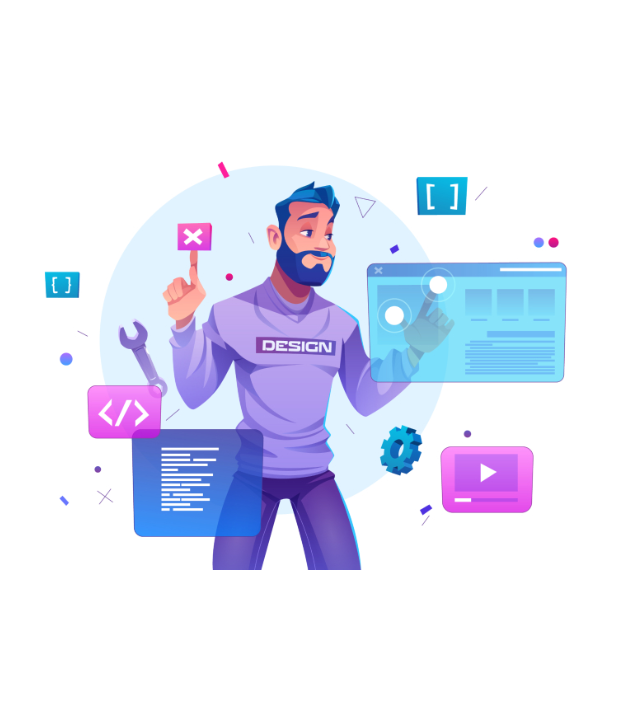
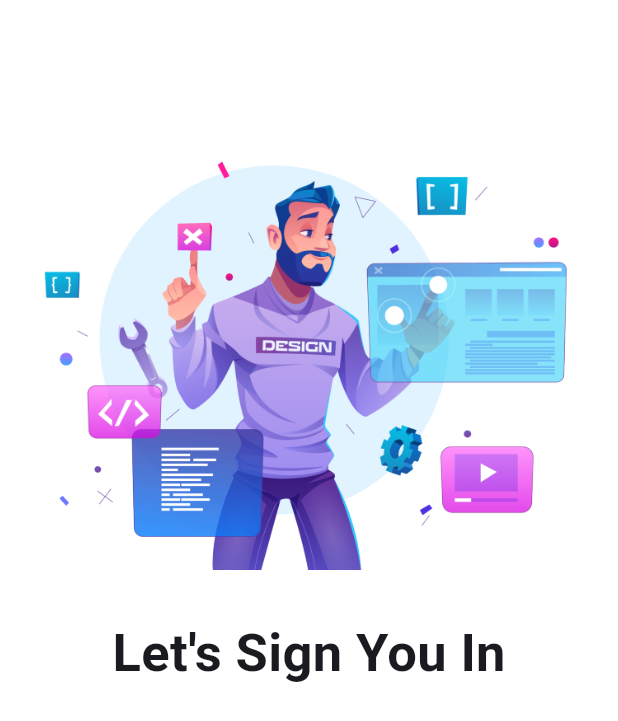
Before and after one commit to ushanwk/Flutter-MacLook-App, a Flutter app: the LoginScreen screen opened directly, on a phone screen of 412 x 824 dp. Shown: the top 721 px of the screen. Run offline on Flutter 3.47's test engine with Material 3 defaults, Android fonts, the light colour scheme and no system bars.

Commit message:
login_screen head text

```diff
--- a/lib/main.dart
+++ b/lib/main.dart
@@ -1,5 +1,6 @@
 import 'package:flutter/material.dart';
 import 'package:sample_app_1/screens/login_screen.dart';
+import 'package:sample_app_1/screens/welcome_screen.dart';
 
 const Color accent = Color(0xFF447BDD);
 
@@ -19,7 +20,7 @@ class MyApp extends StatelessWidget {
         colorScheme: ColorScheme.fromSeed(seedColor: accent),
         useMaterial3: true,
       ),
-      home: const LoginScreen(),
+      home: const WelcomeScreen(),
     );
   }
 }
--- a/lib/screens/login_screen.dart
+++ b/lib/screens/login_screen.dart
@@ -30,6 +30,16 @@ class _LoginScreenState extends State<LoginScreen> {
             top: 80,
             child: loginScreenImg(),
           ),
+          const Positioned(
+            top: 410,
+            child: Text(
+              "Let's Sign You In",
+              style: TextStyle(
+                fontWeight: FontWeight.bold,
+                fontSize: 35,
+              ),
+            ),
+          )
         ],
       ),
     );
```
